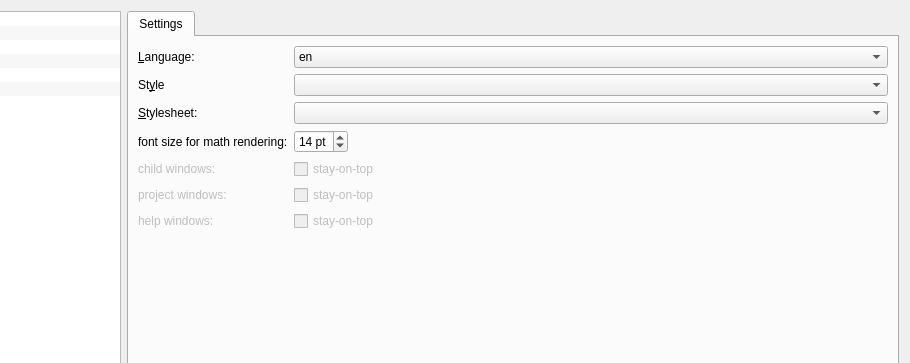
The window that application/optionsdialog.ui (jkriege2/QuickFit3) describes before a commit, drawn with Qt 5; both pictures show x 146 to 1056 and y 0 to 363 of the 1056 by 601 pixel window.
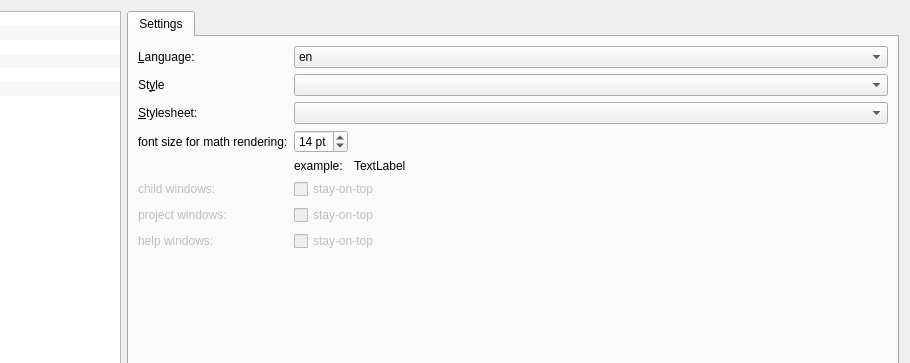
The same window after the commit. Icons and pictures are not drawn. Custom widgets are drawn as their Qt base class.

Diff of the .ui file:
```diff
--- a/application/optionsdialog.ui
+++ b/application/optionsdialog.ui
@@ -449,6 +449,20 @@
                </property>
               </spacer>
              </item>
+             <item row="1" column="0">
+              <widget class="QLabel" name="label_18">
+               <property name="text">
+                <string>example:</string>
+               </property>
+              </widget>
+             </item>
+             <item row="1" column="1">
+              <widget class="JKQTMathTextLabel" name="labMath">
+               <property name="text">
+                <string>TextLabel</string>
+               </property>
+              </widget>
+             </item>
             </layout>
            </item>
           </layout>
@@ -609,6 +623,11 @@
    <extends>QLineEdit</extends>
    <header>qfenhancedlineedit.h</header>
   </customwidget>
+  <customwidget>
+   <class>JKQTMathTextLabel</class>
+   <extends>QLabel</extends>
+   <header>jkqtmathtext.h</header>
+  </customwidget>
  </customwidgets>
  <tabstops>
   <tabstop>cmbLanguage</tabstop>
```
